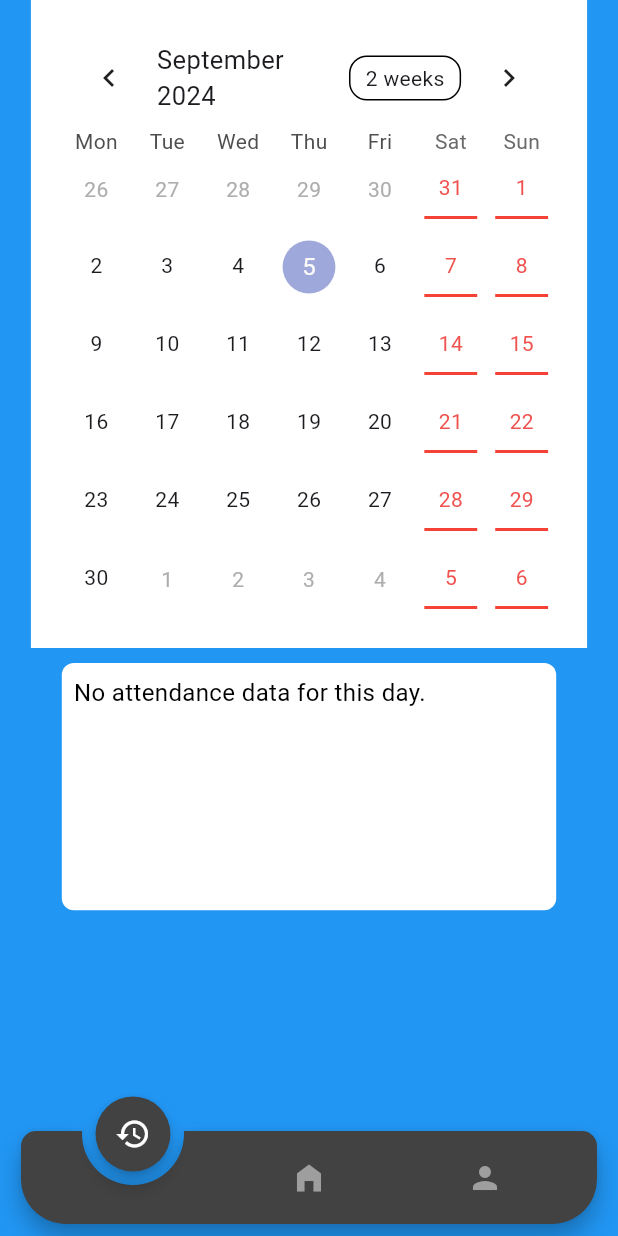
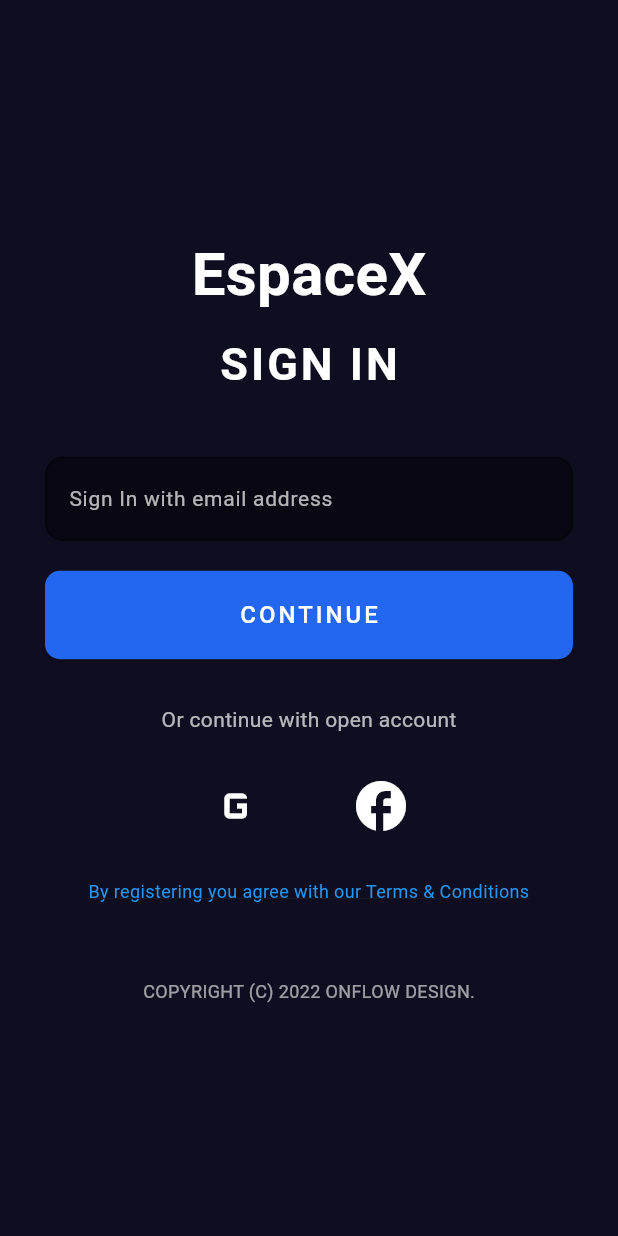
Before and after one commit to AYAN10M/RollCall, a Flutter app: the screen it shows after launch, on a phone screen of 412 x 824 dp. Run offline on Flutter 3.47's test engine with Material 3 defaults, Android fonts, the light colour scheme and no system bars; drawn by our look-alikes of animated_notch_bottom_bar, table_calendar; missing offline and left inert: tab_container; Roboto replaces fonts that are missing (Arial).

Commit message:
Login Added

```diff
--- a/contains_the_ui_part_only/attendance_application/lib/main.dart
+++ b/contains_the_ui_part_only/attendance_application/lib/main.dart
@@ -1,4 +1,5 @@
 import 'package:attendance_application/pages/homepage.dart';
+import 'package:attendance_application/pages/loginpage.dart';
 import 'package:flutter/material.dart';
 
 void main() {
@@ -12,7 +13,7 @@ class MyApp extends StatelessWidget {
   Widget build(BuildContext context) {
     return const MaterialApp(
       debugShowCheckedModeBanner: false,
-      home: MyHomePage(),
+      home: MyLoginPage(),
     );
   }
 }
--- a/contains_the_ui_part_only/attendance_application/lib/pages/loginpage.dart
+++ b/contains_the_ui_part_only/attendance_application/lib/pages/loginpage.dart
@@ -0,0 +1,158 @@
+import 'package:attendance_application/pages/homepage.dart';
+import 'package:flutter/material.dart';
+
+class MyLoginPage extends StatefulWidget {
+  const MyLoginPage({super.key});
+
+  @override
+  State<MyLoginPage> createState() => _MyLoginPageState();
+}
+
+class _MyLoginPageState extends State<MyLoginPage> {
+  @override
+  Widget build(BuildContext context) {
+    return Scaffold(
+      backgroundColor:
+          const Color(0xFF0F0D20), // Background color similar to the image
+      body: Padding(
+        padding: const EdgeInsets.symmetric(horizontal: 30),
+        child: Center(
+          child: Column(
+            mainAxisAlignment: MainAxisAlignment.center,
+            children: [
+              // Logo Section
+              const Text(
+                'EspaceX',
+                style: TextStyle(
+                  color: Colors.white,
+                  fontSize: 40,
+                  fontWeight: FontWeight.bold,
+                  fontFamily: 'Arial',
+                ),
+              ),
+              const SizedBox(height: 10),
+              // Sign in label
+              const Text(
+                'SIGN IN',
+                style: TextStyle(
+                  color: Colors.white,
+                  fontSize: 30,
+                  fontWeight: FontWeight.bold,
+                  letterSpacing: 2,
+                ),
+              ),
+              const SizedBox(height: 40),
+              // Email TextFormField
+              TextFormField(
+                style: const TextStyle(color: Colors.white),
+                decoration: InputDecoration(
+                  labelText: 'Sign In with email address',
+                  labelStyle: const TextStyle(
+                    color: Colors.white70,
+                    fontSize: 14,
+                  ),
+                  filled: true,
+                  fillColor: Colors.black45,
+                  focusedBorder: OutlineInputBorder(
+                    borderRadius: BorderRadius.circular(12),
+                    borderSide: const BorderSide(color: Colors.blue),
+                  ),
+                  enabledBorder: OutlineInputBorder(
+                    borderRadius: BorderRadius.circular(12),
+                    borderSide: const BorderSide(color: Colors.black38),
+                  ),
+                ),
+              ),
+              const SizedBox(height: 20),
+              // Continue Button
+              SizedBox(
+                width: double.infinity,
+                child: ElevatedButton(
+                  style: ElevatedButton.styleFrom(
+                    backgroundColor:
+                        const Color(0xFF2366F0), // Blue button color
+                    shape: RoundedRectangleBorder(
+                      borderRadius: BorderRadius.circular(10),
+                    ),
+                    padding: const EdgeInsets.symmetric(vertical: 18),
+                  ),
+                  onPressed: () {
+                    // need to be changed by akash
+                    Navigator.push(
+                      context,
+                      MaterialPageRoute(
+                          builder: (context) => const MyHomePage()),
+                    );
+                  },
+                  child: const Text(
+                    'CONTINUE',
+                    style: TextStyle(
+                      color: Colors.white,
+                      fontSize: 16,
+                      letterSpacing: 2,
+                    ),
+                  ),
+                ),
+              ),
+              const SizedBox(height: 30),
+              // Or continue with
+              const Text(
+                'Or continue with open account',
+                style: TextStyle(
+                  color: Colors.white70,
+                  fontSize: 14,
+                ),
+              ),
+              const SizedBox(height: 20),
+              // Social media login buttons
+              Row(
+                mainAxisAlignment: MainAxisAlignment.center,
+                children: [
+                  // Google Button
+                  IconButton(
+                    onPressed: () {
+                      // Google sign-in logic
+                    },
+                    icon: const Icon(Icons.g_mobiledata),
+                    color: Colors.white,
+                    iconSize: 40,
+                  ),
+                  const SizedBox(width: 40),
+                  // Facebook Button
+                  IconButton(
+                    onPressed: () {
+                      // Facebook sign-in logic
+                    },
+                    icon: const Icon(Icons.facebook),
+                    color: Colors.white,
+                    iconSize: 40,
+                  ),
+                ],
+              ),
+              const SizedBox(height: 20),
+              // Terms and conditions
+              const Text(
+                'By registering you agree with our Terms & Conditions',
+                style: TextStyle(
+                  color: Colors.blue,
+                  fontSize: 12,
+                  decoration: TextDecoration.underline,
+                ),
+                textAlign: TextAlign.center,
+              ),
+              const SizedBox(height: 50),
+              // Copyright
+              const Text(
+                'COPYRIGHT (C) 2022 ONFLOW DESIGN.',
+                style: TextStyle(
+                  color: Colors.white60,
+                  fontSize: 12,
+                ),
+              ),
+            ],
+          ),
+        ),
+      ),
+    );
+  }
+}
--- a/contains_the_ui_part_only/attendance_application/lib/pages/recent_activity/recent_activity.dart
+++ b/contains_the_ui_part_only/attendance_application/lib/pages/recent_activity/recent_activity.dart
@@ -93,7 +93,6 @@ class _MyRecentActivityState extends State<MyRecentActivity> {
   }
 
   void _onDaySelected(DateTime selectedDay, DateTime focusedDay) {
-
     if (!isSameDay(_selectedDay, selectedDay)) {
       setState(() {
         _focusedDay = focusedDay;
@@ -116,7 +115,6 @@ class _MyRecentActivityState extends State<MyRecentActivity> {
               padding: const EdgeInsets.all(20),
               width: MediaQuery.of(context).size.width * 0.9,
               child: TableCalendar(
-
                 focusedDay: _focusedDay,
 
                 firstDay: DateTime(2022, 1, 1),
@@ -143,7 +141,7 @@ class _MyRecentActivityState extends State<MyRecentActivity> {
                 },
                 eventLoader: _getEventsForDay,
 
-                startingDayOfWeek: StartingDayOfWeek.monday,
+                // startingDayOfWeek: StartingDayOfWeek.monday,
 
                 calendarStyle: CalendarStyle(
                   // Highlight Saturday and Sunday in light red
@@ -179,11 +177,9 @@ class _MyRecentActivityState extends State<MyRecentActivity> {
           ),
           const SizedBox(height: 10),
           // Display attendance details for the selected day
-          Builder(
-            builder: (context) {
-
-              return (_selectedEvents.isNotEmpty)?
-                   Center(
+          Builder(builder: (context) {
+            return (_selectedEvents.isNotEmpty)
+                ? Center(
                     child: Container(
                         padding: const EdgeInsets.all(8),
                         height: MediaQuery.of(context).size.height * 0.2,
@@ -192,8 +188,7 @@ class _MyRecentActivityState extends State<MyRecentActivity> {
                           color: Colors.white,
                           borderRadius: BorderRadius.circular(8.0),
                         ),
-
-                        child:  ListView(
+                        child: ListView(
                           children: _selectedEvents
                               .map((Event event) => ListTile(
                                     title: Text(event.checkIn),
@@ -201,12 +196,9 @@ class _MyRecentActivityState extends State<MyRecentActivity> {
                                     trailing: Text(event.totalHours),
                                   ))
                               .toList(),
+                        )),
                   )
-
-                      ),
-                    )
-
-                   :Center(
+                : Center(
                     child: Container(
                       padding: const EdgeInsets.all(8),
                       height: MediaQuery.of(context).size.height * 0.2,
@@ -221,8 +213,7 @@ class _MyRecentActivityState extends State<MyRecentActivity> {
                       ),
                     ),
                   );
-            }
-          ),
+          }),
         ],
       ),
     );
```
Lines whose indentation alone changed are shown as unchanged.
